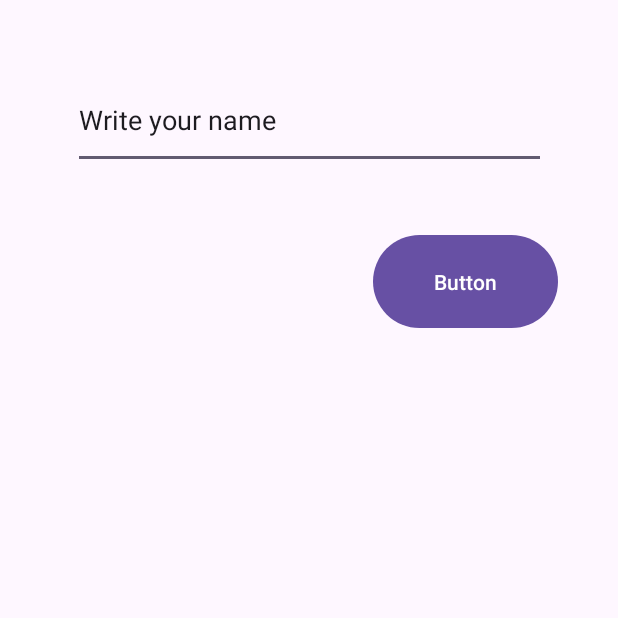
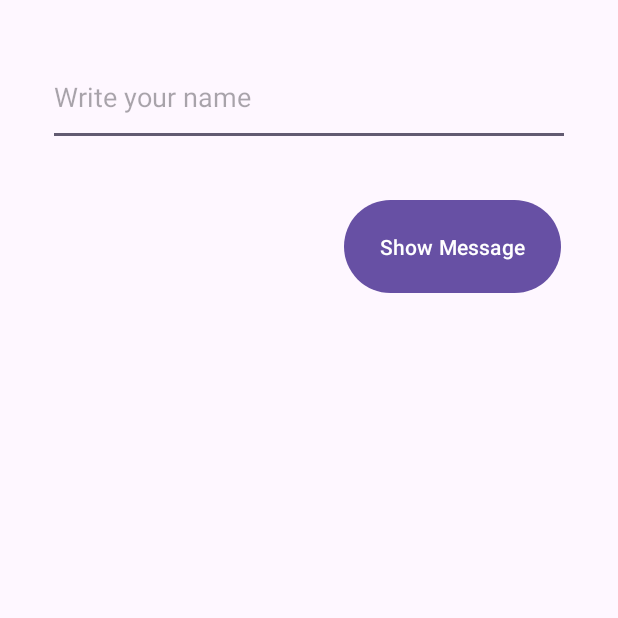
Before and after one commit to brunovicenters/KotlinStudies, an Android app: the screen it shows after launch (MainActivity), on a phone screen of 412 x 824 dp, the top half of it. Run offline under Robolectric (Android 15) with nearby library versions, the phone set to English and light mode, and no system bars.

Commit message:
Added dialog box when clicking the button

```diff
--- a/HelloKotlin/app/src/main/java/com/example/hellokotlin/MainActivity.kt
+++ b/HelloKotlin/app/src/main/java/com/example/hellokotlin/MainActivity.kt
@@ -4,6 +4,7 @@ import androidx.appcompat.app.AppCompatActivity
 import android.os.Bundle
 import android.widget.Button
 import android.widget.EditText
+import androidx.appcompat.app.AlertDialog
 
 class MainActivity : AppCompatActivity() {
     override fun onCreate(savedInstanceState: Bundle?) {
@@ -11,10 +12,20 @@ class MainActivity : AppCompatActivity() {
         setContentView(R.layout.activity_main)
 
         val editMsg = findViewById<EditText>(R.id.editMsg)
-        val btnIr = findViewById<Button>(R.id.btnIr)
+        val btnMsg = findViewById<Button>(R.id.btnMsg)
 
-        btnIr.setOnClickListener {
-            editMsg.setText("Hello Kotlin")
+        btnMsg.setOnClickListener {
+            showDialog("Boas-vindas", "Olá, ${editMsg.text}")
         }
+
+    }
+
+    fun showDialog(title: String, message: String) {
+        AlertDialog.Builder(this)
+            .setTitle(title)
+            .setMessage(message)
+            .setPositiveButton("OK", null)
+            .create()
+            .show()
     }
 }
--- a/HelloKotlin/app/src/main/res/layout/activity_main.xml
+++ b/HelloKotlin/app/src/main/res/layout/activity_main.xml
@@ -1,28 +1,37 @@
 <?xml version="1.0" encoding="utf-8"?>
 <androidx.constraintlayout.widget.ConstraintLayout
-    xmlns:android="http://schemas.android.com/apk/res/android"
-    xmlns:tools="http://schemas.android.com/tools"
-    xmlns:app="http://schemas.android.com/apk/res-auto"
-    android:layout_width="match_parent"
-    android:layout_height="match_parent"
-    tools:context=".MainActivity">
+        xmlns:android="http://schemas.android.com/apk/res/android"
+        xmlns:tools="http://schemas.android.com/tools"
+        xmlns:app="http://schemas.android.com/apk/res-auto"
+        android:layout_width="match_parent"
+        android:layout_height="match_parent"
+        tools:context=".MainActivity">
+
     <EditText
-            android:layout_width="315dp"
+            android:layout_width="0dp"
             android:layout_height="65dp"
-            android:inputType="text"
-            android:text="Write your name"
+            android:inputType="textPersonName"
             android:ems="10"
             android:id="@+id/editMsg"
             app:layout_constraintTop_toTopOf="parent"
-            app:layout_constraintEnd_toEndOf="parent" app:layout_constraintStart_toStartOf="parent"
-            app:layout_constraintBottom_toBottomOf="parent"
-            app:layout_constraintVertical_bias="0.062" android:minHeight="48dp"
-    />
+            app:layout_constraintEnd_toEndOf="parent"
+            app:layout_constraintStart_toStartOf="parent"
+            android:minHeight="48dp"
+            android:layout_marginEnd="32dp"
+            android:layout_marginStart="32dp"
+            android:layout_marginTop="32dp"
+            app:layout_constraintHorizontal_bias="0.0"
+            android:hint="Write your name"/>
+
     <Button
-            android:text="Button"
-            android:layout_width="123dp"
-            android:layout_height="70dp" android:id="@+id/btnIr"
+            android:text="Show Message"
+            android:layout_width="wrap_content"
+            android:layout_height="70dp"
+            android:id="@+id/btnMsg"
             app:layout_constraintTop_toBottomOf="@+id/editMsg"
-            android:layout_marginTop="40dp" app:layout_constraintEnd_toEndOf="parent"
-            app:layout_constraintStart_toStartOf="parent" app:layout_constraintHorizontal_bias="0.861"/>
+            android:layout_marginTop="32dp"
+            app:layout_constraintEnd_toEndOf="parent"
+            app:layout_constraintStart_toStartOf="parent"
+            app:layout_constraintHorizontal_bias="0.859"
+            />
 </androidx.constraintlayout.widget.ConstraintLayout>
```
